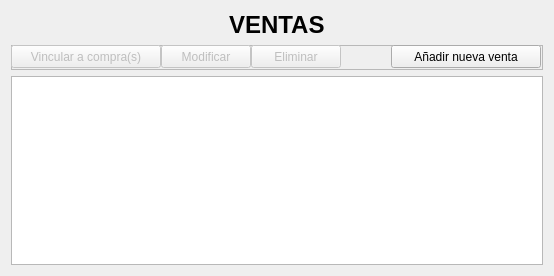
rockols/acopio, file ventas.ui: the form before one commit.
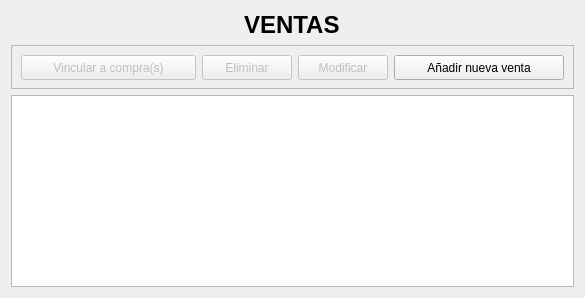
The form after the commit.

Diff of the .ui file:
```diff
--- a/ventas.ui
+++ b/ventas.ui
@@ -6,8 +6,8 @@
    <rect>
     <x>0</x>
     <y>0</y>
-    <width>554</width>
-    <height>276</height>
+    <width>581</width>
+    <height>298</height>
    </rect>
   </property>
   <property name="windowTitle">
@@ -35,47 +35,16 @@
      <property name="frameShadow">
       <enum>QFrame::Raised</enum>
      </property>
-     <widget class="QPushButton" name="nuevaVenta">
-      <property name="geometry">
-       <rect>
-        <x>380</x>
-        <y>0</y>
-        <width>150</width>
-        <height>23</height>
-       </rect>
-      </property>
-      <property name="minimumSize">
-       <size>
-        <width>150</width>
-        <height>0</height>
-       </size>
-      </property>
-      <property name="maximumSize">
-       <size>
-        <width>140</width>
-        <height>16777215</height>
-       </size>
-      </property>
-      <property name="text">
-       <string>Añadir nueva venta</string>
-      </property>
-     </widget>
+     <layout class="QHBoxLayout" name="horizontalLayout">
+      <item>
      <widget class="QPushButton" name="vincularVenta">
       <property name="enabled">
        <bool>false</bool>
       </property>
-      <property name="geometry">
-       <rect>
-        <x>0</x>
-        <y>0</y>
-        <width>150</width>
-        <height>23</height>
-       </rect>
-      </property>
       <property name="minimumSize">
        <size>
-        <width>150</width>
-        <height>0</height>
+          <width>175</width>
+          <height>25</height>
        </size>
       </property>
       <property name="maximumSize">
@@ -84,54 +53,23 @@
         <height>16777215</height>
        </size>
       </property>
+        <property name="styleSheet">
+         <string notr="true">font: 12pt &quot;MS Shell Dlg 2&quot;;</string>
+        </property>
       <property name="text">
        <string>Vincular a compra(s)</string>
       </property>
      </widget>
-     <widget class="QPushButton" name="modificarVenta">
-      <property name="enabled">
-       <bool>false</bool>
-      </property>
-      <property name="geometry">
-       <rect>
-        <x>150</x>
-        <y>0</y>
-        <width>90</width>
-        <height>23</height>
-       </rect>
-      </property>
-      <property name="minimumSize">
-       <size>
-        <width>90</width>
-        <height>0</height>
-       </size>
-      </property>
-      <property name="maximumSize">
-       <size>
-        <width>90</width>
-        <height>16777215</height>
-       </size>
-      </property>
-      <property name="text">
-       <string>Modificar</string>
-      </property>
-     </widget>
+      </item>
+      <item>
      <widget class="QPushButton" name="eliminarVenta">
       <property name="enabled">
        <bool>false</bool>
       </property>
-      <property name="geometry">
-       <rect>
-        <x>240</x>
-        <y>0</y>
-        <width>90</width>
-        <height>23</height>
-       </rect>
-      </property>
       <property name="minimumSize">
        <size>
         <width>90</width>
-        <height>0</height>
+          <height>25</height>
        </size>
       </property>
       <property name="maximumSize">
@@ -140,10 +78,75 @@
         <height>16777215</height>
        </size>
       </property>
+        <property name="styleSheet">
+         <string notr="true">font: 12pt &quot;MS Shell Dlg 2&quot;;</string>
+        </property>
       <property name="text">
        <string>Eliminar</string>
       </property>
      </widget>
+      </item>
+      <item>
+       <widget class="QPushButton" name="modificarVenta">
+        <property name="enabled">
+         <bool>false</bool>
+        </property>
+        <property name="minimumSize">
+         <size>
+          <width>90</width>
+          <height>25</height>
+         </size>
+        </property>
+        <property name="maximumSize">
+         <size>
+          <width>90</width>
+          <height>16777215</height>
+         </size>
+        </property>
+        <property name="styleSheet">
+         <string notr="true">font: 12pt &quot;MS Shell Dlg 2&quot;;</string>
+        </property>
+        <property name="text">
+         <string>Modificar</string>
+        </property>
+       </widget>
+      </item>
+      <item>
+       <widget class="QPushButton" name="nuevaVenta">
+        <property name="minimumSize">
+         <size>
+          <width>170</width>
+          <height>25</height>
+         </size>
+        </property>
+        <property name="maximumSize">
+         <size>
+          <width>140</width>
+          <height>16777215</height>
+         </size>
+        </property>
+        <property name="styleSheet">
+         <string notr="true">font: 12pt &quot;MS Shell Dlg 2&quot;;</string>
+        </property>
+        <property name="text">
+         <string>Añadir nueva venta</string>
+        </property>
+       </widget>
+      </item>
+      <item>
+       <spacer name="horizontalSpacer">
+        <property name="orientation">
+         <enum>Qt::Horizontal</enum>
+        </property>
+        <property name="sizeHint" stdset="0">
+         <size>
+          <width>999999999</width>
+          <height>20</height>
+         </size>
+        </property>
+       </spacer>
+      </item>
+     </layout>
     </widget>
    </item>
    <item>
```
Lines whose indentation alone changed are shown as unchanged.
